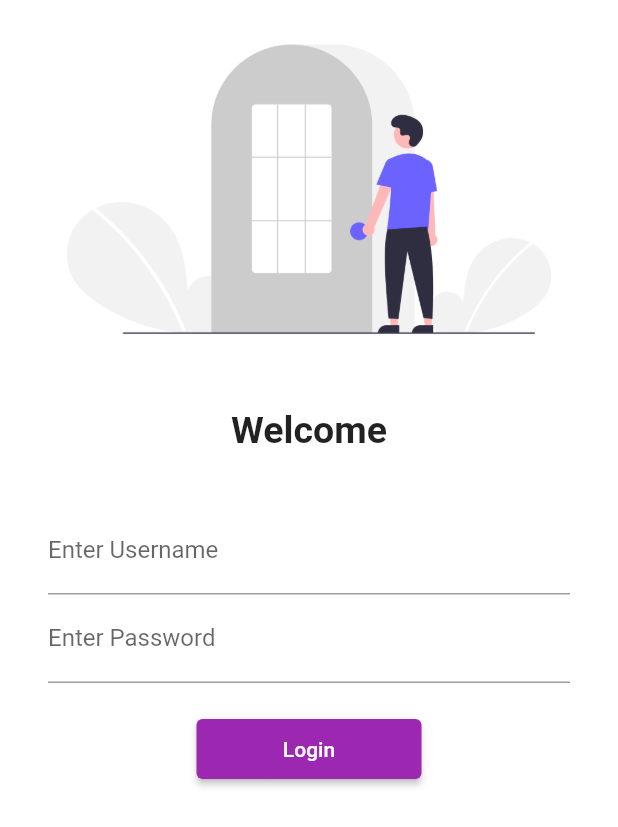
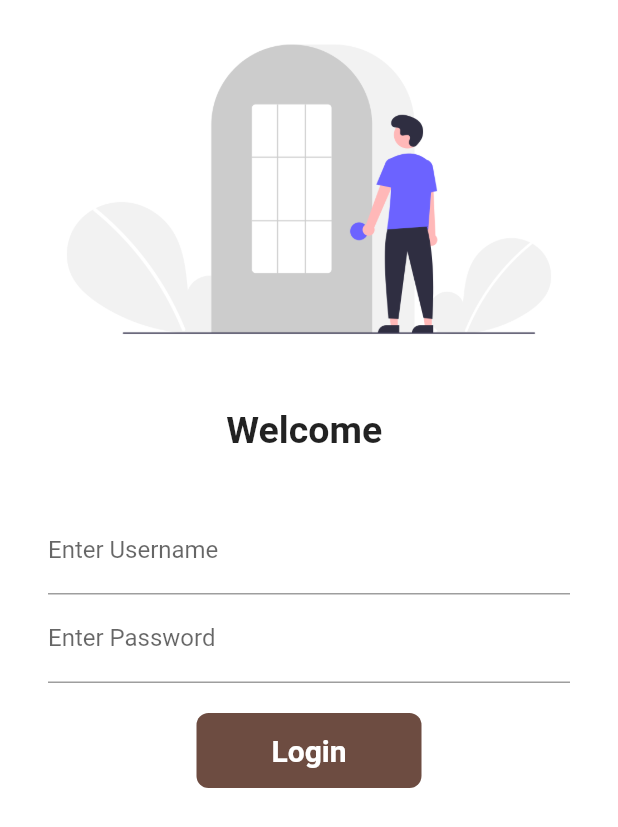
Before and after one commit to Saikat7246/catalog-app, a Flutter app: the screen it shows after launch, on a phone screen of 412 x 824 dp. Shown: the top 827 px of the screen. Run offline on Flutter 3.47's test engine with Material 2 defaults, Android fonts, the phone set to English and light mode, and no system bars.

Commit message:
Day-6 completed

```diff
--- a/lib/screens/login_page.dart
+++ b/lib/screens/login_page.dart
@@ -9,6 +9,8 @@ class LoginPage extends StatefulWidget {
 }
 
 class _LoginPageState extends State<LoginPage> {
+  String name = "";
+  bool changeButton = false;
   @override
   Widget build(BuildContext context) {
     return Material(
@@ -24,7 +26,7 @@ class _LoginPageState extends State<LoginPage> {
                 height: 20,
               ),
               Text(
-                'Welcome',
+                'Welcome $name',
                 style: TextStyle(
                   fontSize: 25,
                   fontWeight: FontWeight.bold,
@@ -43,6 +45,10 @@ class _LoginPageState extends State<LoginPage> {
                         labelText: "Enter Username",
                         hintText: "User Name",
                       ),
+                      onChanged: (value) {
+                        name = value;
+                        setState(() {});
+                      },
                     ),
                     TextFormField(
                       obscureText: true,
@@ -54,15 +60,51 @@ class _LoginPageState extends State<LoginPage> {
                     SizedBox(
                       height: 20.0,
                     ),
-                    ElevatedButton(
-                      onPressed: () {
+
+                    InkWell(
+                      onTap: () async {
+                        setState(() {
+                          changeButton = true;
+                        });
+                        await Future.delayed(Duration(seconds: 1));
                         Navigator.pushNamed(context, MyRoutes.homeRoutes);
                       },
-                      child: Text('Login'),
-                      style: TextButton.styleFrom(
-                        minimumSize: Size(150, 40),
+                      child: AnimatedContainer(
+                        duration: Duration(seconds: 1),
+                        height: 50,
+                        width: changeButton ? 80 : 150,
+                        alignment: Alignment.center,
+                        child: changeButton
+                            ? Icon(
+                                Icons.done,
+                                color: Colors.white,
+                              )
+                            : Text(
+                                'Login',
+                                style: TextStyle(
+                                    fontSize: 20,
+                                    fontWeight: FontWeight.bold,
+                                    color: Colors.white),
+                              ),
+                        decoration: BoxDecoration(
+                          color: Colors.brown[600],
+                          // shape: changeButton
+                          //     ? BoxShape.circle
+                          //     : BoxShape.rectangle,
+                          borderRadius:
+                              BorderRadius.circular(changeButton ? 80 : 8),
+                        ),
                       ),
                     ),
+                    // ElevatedButton(
+                    //   onPressed: () {
+                    //     Navigator.pushNamed(context, MyRoutes.homeRoutes);
+                    //   },
+                    //   child: Text('Login'),
+                    //   style: TextButton.styleFrom(
+                    //     minimumSize: Size(150, 40),
+                    //   ),
+                    // ),
                   ],
                 ),
               )
```
